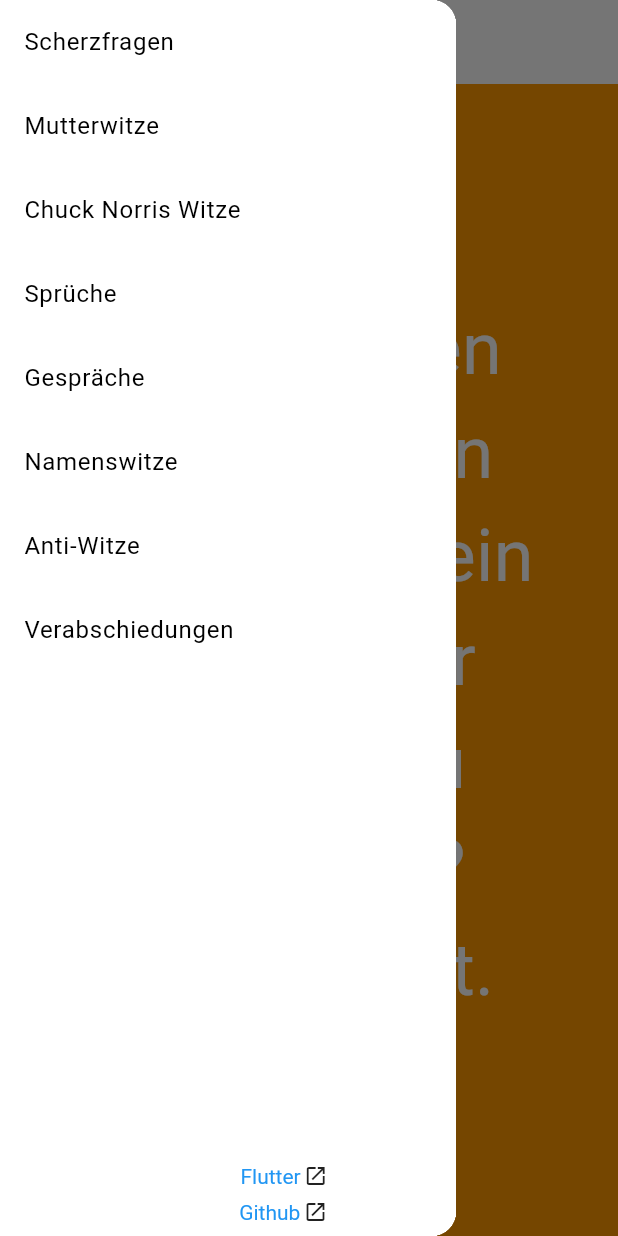
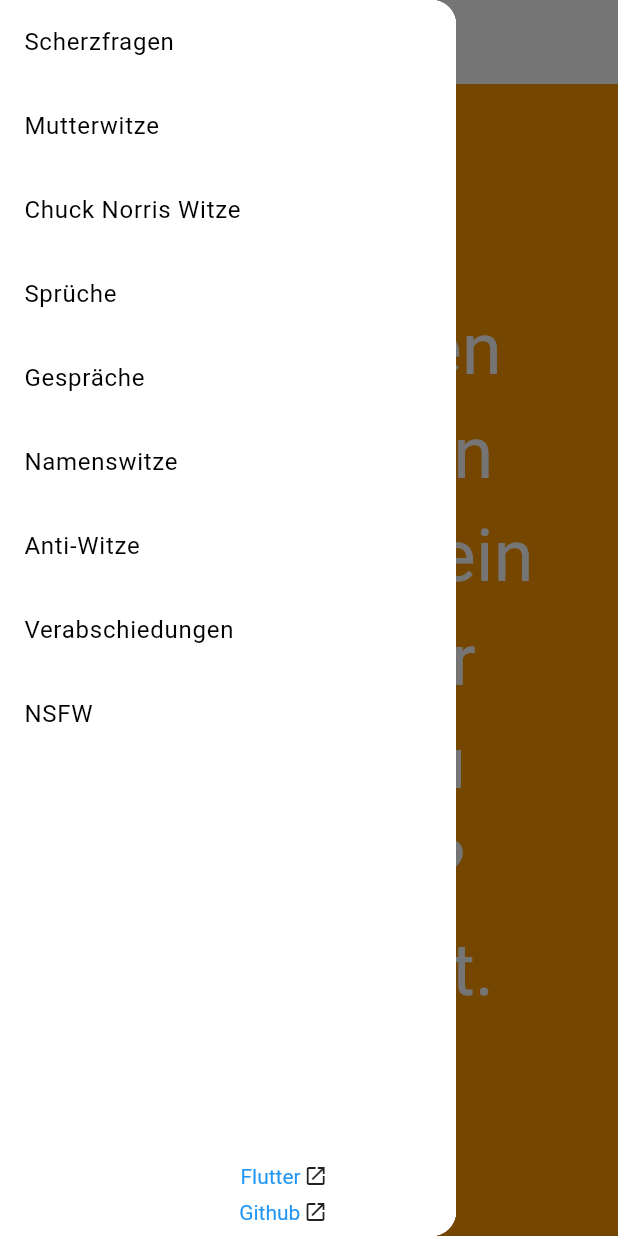
Before and after one commit to mfietz/flachwitze, a Flutter app: the screen it shows after launch, with the side drawer open, on a phone screen of 412 x 824 dp. Run offline on Flutter 3.47's test engine with Material 3 defaults, Android fonts, the light colour scheme and no system bars.

Commit message:
Add new category

```diff
--- /dev/null
+++ b/assets/scherzfragen-nsfw.txt
@@ -0,0 +1 @@
+Was ist der Unterschied zwischen Spüli und Gleitgel? Spüli spaltet die Fette und Gleitgel fettet die Spalte.
--- a/lib/main.dart
+++ b/lib/main.dart
@@ -125,6 +125,13 @@ class _MainPageState extends State<MainPage> {
                       title: const Text('Verabschiedungen'),
                       onTap: () {
                         loadJokes(name: 'verabschiedungen');
+                        Navigator.pop(context);
+                      },
+                    ),
+                    ListTile(
+                      title: const Text('NSFW'),
+                      onTap: () {
+                        loadJokes(name: 'scherzfragen-nsfw');
                         Navigator.pop(context);
                       },
                     ),
--- a/pubspec.yaml
+++ b/pubspec.yaml
@@ -30,3 +30,4 @@ flutter:
     - assets/scherzfragen.txt
     - assets/sprueche.txt
     - assets/verabschiedungen.txt
+    - assets/scherzfragen-nsfw.txt
```
Also changed, not shown: pubspec.lock.
